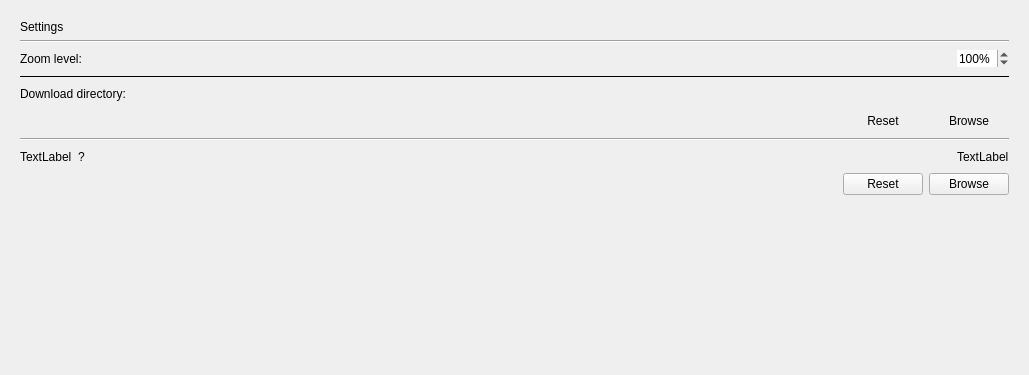
Old version of the form ui/settings.ui in the repository kiwix/kiwix-desktop; both pictures show x 0 to 1029 and y 0 to 375 of the 1029 by 580 pixel window.
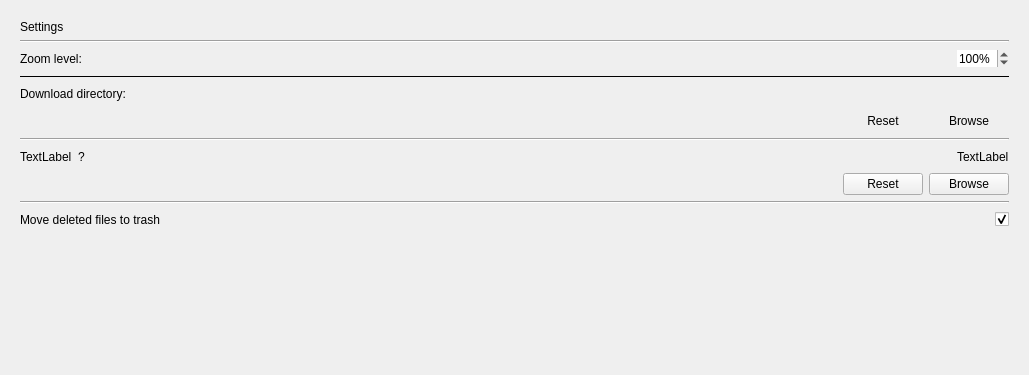
New version of the form.

Commit message:
New settings entry: Move files to trash
Added a new settings entry to toggle if deleted files should move to trash/recycle bin.

What changed in the file:
```diff
--- a/ui/settings.ui
+++ b/ui/settings.ui
@@ -284,6 +284,50 @@
           </item>
          </layout>
         </item>
+        <item>
+         <widget class="Line" name="line_5">
+          <property name="orientation">
+           <enum>Qt::Horizontal</enum>
+          </property>
+         </widget>
+        </item>
+        <item>
+         <layout class="QHBoxLayout" name="horizontalLayout_7">
+          <property name="bottomMargin">
+           <number>0</number>
+          </property>
+          <item>
+           <widget class="QLabel" name="moveToTrashLabel">
+            <property name="text">
+             <string>Move deleted files to trash</string>
+            </property>
+           </widget>
+          </item>
+          <item>
+           <spacer name="horizontalSpacer_3">
+            <property name="orientation">
+             <enum>Qt::Horizontal</enum>
+            </property>
+            <property name="sizeHint" stdset="0">
+             <size>
+              <width>40</width>
+              <height>20</height>
+             </size>
+            </property>
+           </spacer>
+          </item>
+          <item>
+           <widget class="QCheckBox" name="moveToTrashToggle">
+            <property name="text">
+             <string/>
+            </property>
+            <property name="checked">
+             <bool>true</bool>
+            </property>
+           </widget>
+          </item>
+         </layout>
+        </item>
         <item>
          <spacer name="verticalSpacer">
           <property name="orientation">
```
The commit also changes 8 other files.
